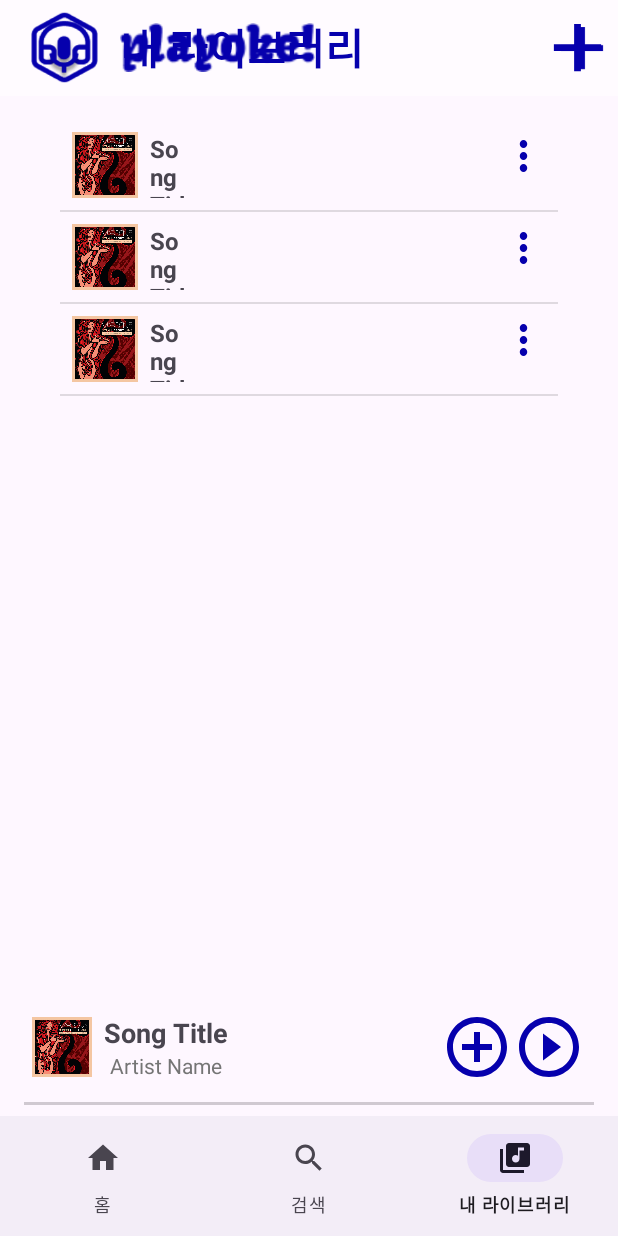
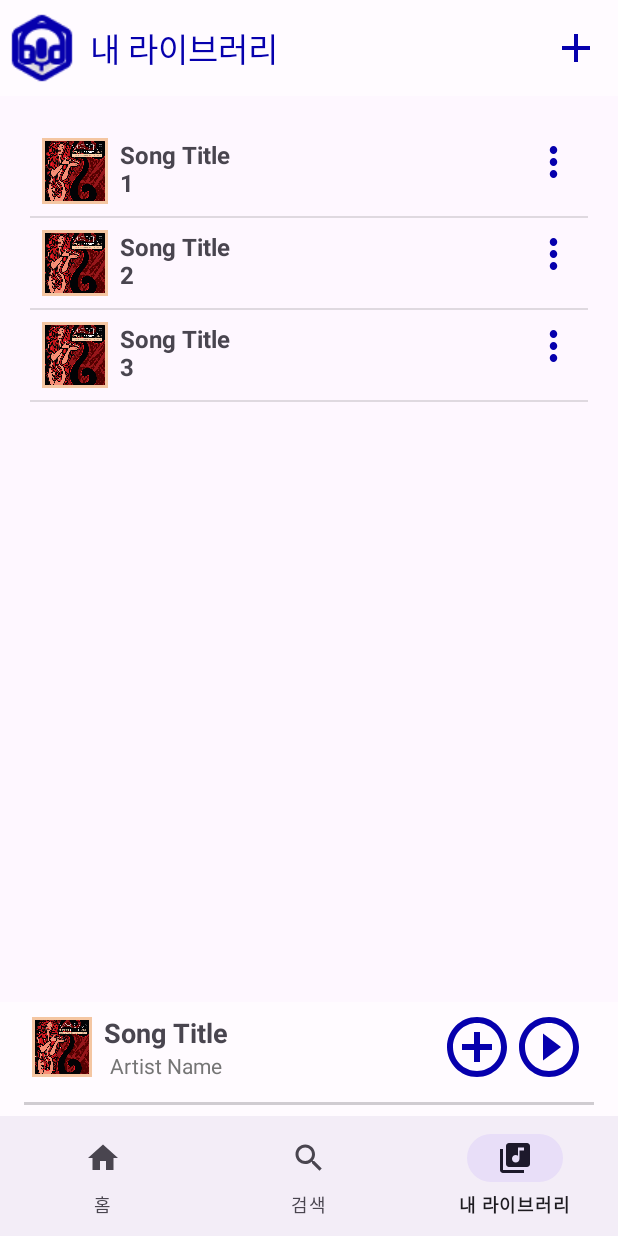
Before and after one commit to jieonHa/Playoke, an Android app: the screen it shows after launch (MainActivity), item 3 of the bottom bar chosen, on a phone screen of 412 x 824 dp. Run offline under Robolectric (Android 15) with nearby library versions, the light colour scheme and no system bars; 2 statements that could not run were skipped.

Commit message:
[FIX] 툴바 설정 및 연동

```diff
--- a/app/src/main/java/com/example/playoke/HomeFragment.kt
+++ b/app/src/main/java/com/example/playoke/HomeFragment.kt
@@ -1,13 +1,25 @@
 package com.example.playoke
 
+import android.content.Intent
 import android.os.Bundle
+import android.view.Gravity
 import androidx.fragment.app.Fragment
 import android.view.LayoutInflater
+import android.view.Menu
+import android.view.MenuInflater
+import android.view.MenuItem
 import android.view.View
 import android.view.ViewGroup
+import android.widget.ImageView
+import android.widget.LinearLayout
+import android.widget.Toast
+import androidx.appcompat.app.AppCompatActivity
+import androidx.appcompat.widget.Toolbar
 import androidx.drawerlayout.widget.DrawerLayout
+import com.example.playoke.databinding.FragmentHomeBinding
+import com.example.playoke.databinding.FragmentLibraryBinding
+import com.google.android.material.appbar.MaterialToolbar
 
-// TODO: Rename parameter arguments, choose names that match
 // the fragment initialization parameters, e.g. ARG_ITEM_NUMBER
 private const val ARG_PARAM1 = "param1"
 private const val ARG_PARAM2 = "param2"
@@ -18,9 +30,10 @@ private const val ARG_PARAM2 = "param2"
  * create an instance of this fragment.
  */
 class HomeFragment : Fragment() {
-    // TODO: Rename and change types of parameters
     private var param1: String? = null
     private var param2: String? = null
+    lateinit var binding: FragmentHomeBinding
+    private lateinit var drawerLayout: DrawerLayout
 
     override fun onCreate(savedInstanceState: Bundle?) {
         super.onCreate(savedInstanceState)
@@ -35,7 +48,34 @@ class HomeFragment : Fragment() {
         savedInstanceState: Bundle?
     ): View? {
         // Inflate the layout for this fragment
-        return inflater.inflate(R.layout.fragment_home, container, false)
+        // FragmentLibraryBinding을 사용하여 바인딩 초기화
+        binding = FragmentHomeBinding.inflate(inflater, container, false)
+        drawerLayout = requireActivity().findViewById(R.id.drawer_layout)
+
+        // 툴바 설정
+        val toolbar: MaterialToolbar = binding.homeToolbar
+        (activity as AppCompatActivity).setSupportActionBar(toolbar)
+
+        // 로고 이미지 클릭 시 이벤트 처리: 드로어
+        toolbar.setNavigationOnClickListener {
+            drawerLayout.openDrawer(Gravity.LEFT)
+        }
+
+        // 메뉴 클릭 리스너 설정 (메뉴 아이템 클릭 시 이벤트 처리)
+        toolbar.setOnMenuItemClickListener { menuItem ->
+            when (menuItem.itemId) {
+                R.id.mainMenuAdd -> {
+                    val intent = Intent(context, AddToPlaylistActivity::class.java)
+                    startActivity(intent)
+                    true
+                }
+                else -> false
+            }
+        }
+
+        setHasOptionsMenu(true)
+
+        return binding.root
     }
 
     companion object {
@@ -47,7 +87,6 @@ class HomeFragment : Fragment() {
          * @param param2 Parameter 2.
          * @return A new instance of fragment HomeFragment.
          */
-        // TODO: Rename and change types and number of parameters
         @JvmStatic
         fun newInstance(param1: String, param2: String) =
             HomeFragment().apply {
@@ -57,4 +96,8 @@ class HomeFragment : Fragment() {
                 }
             }
     }
+    override fun onCreateOptionsMenu(menu: Menu, inflater: MenuInflater) {
+        super.onCreateOptionsMenu(menu, inflater)
+        inflater.inflate(R.menu.menu_main, menu)
+    }
 }
--- a/app/src/main/java/com/example/playoke/LibraryFragment.kt
+++ b/app/src/main/java/com/example/playoke/LibraryFragment.kt
@@ -1,16 +1,28 @@
 package com.example.playoke
 
+import android.content.Intent
 import android.os.Bundle
+import android.view.Gravity
 import androidx.fragment.app.Fragment
 import androidx.recyclerview.widget.GridLayoutManager
 import androidx.recyclerview.widget.LinearLayoutManager
 import androidx.recyclerview.widget.RecyclerView
 import android.view.LayoutInflater
+import android.view.Menu
+import android.view.MenuInflater
 import android.view.View
 import android.view.ViewGroup
+import android.widget.ImageView
+import android.widget.LinearLayout
+import android.widget.TextView
+import android.widget.Toast
+import androidx.appcompat.app.AppCompatActivity
 import androidx.recyclerview.widget.DividerItemDecoration
 import com.example.playoke.databinding.FragmentLibraryBinding
+import androidx.appcompat.widget.Toolbar
+import androidx.drawerlayout.widget.DrawerLayout
 import com.example.playoke.placeholder.PlaceholderContent
+import com.google.android.material.appbar.MaterialToolbar
 
 
 /**
@@ -20,12 +32,40 @@ class LibraryFragment : Fragment() {
 
     private var columnCount = 1
     lateinit var binding: FragmentLibraryBinding
+    private lateinit var drawerLayout: DrawerLayout
 
     override fun onCreateView(
         inflater: LayoutInflater, container: ViewGroup?,
         savedInstanceState: Bundle?
     ): View? {
+        // Inflate the layout for this fragment
+        // FragmentLibraryBinding을 사용하여 바인딩 초기화
         binding = FragmentLibraryBinding.inflate(inflater, container, false)
+        drawerLayout = requireActivity().findViewById(R.id.drawer_layout)
+
+        // 툴바 설정
+        val toolbar: MaterialToolbar = binding.libraryToolbar
+        (activity as AppCompatActivity).setSupportActionBar(toolbar)
+
+        // 로고 이미지 클릭 시 이벤트 처리: 드로어
+        toolbar.setNavigationOnClickListener {
+            drawerLayout.openDrawer(Gravity.LEFT)
+        }
+
+        // 메뉴 클릭 리스너 설정 (메뉴 아이템 클릭 시 이벤트 처리)
+        toolbar.setOnMenuItemClickListener { menuItem ->
+            when (menuItem.itemId) {
+                R.id.mainMenuAdd -> {
+                    val intent = Intent(context, AddToPlaylistActivity::class.java)
+                    startActivity(intent)
+                    true
+                }
+                else -> false
+            }
+        }
+
+        setHasOptionsMenu(true)
+
         return binding.root
     }
 
@@ -58,6 +98,10 @@ class LibraryFragment : Fragment() {
                 }
             }
     }
+    override fun onCreateOptionsMenu(menu: Menu, inflater: MenuInflater) {
+        super.onCreateOptionsMenu(menu, inflater)
+        inflater.inflate(R.menu.menu_main, menu)
+    }
 }
 
 data class Song(val title: String, val numberOfSongs: Int, val coverImageResId: Int)
--- a/app/src/main/java/com/example/playoke/MainActivity.kt
+++ b/app/src/main/java/com/example/playoke/MainActivity.kt
@@ -8,6 +8,10 @@ import android.os.Bundle
 import android.os.Handler
 import android.os.IBinder
 import android.os.Looper
+import android.view.Gravity
+import android.view.MenuItem
+import android.widget.ImageView
+import android.widget.LinearLayout
 import android.widget.SeekBar
 import androidx.appcompat.app.ActionBarDrawerToggle
 import androidx.appcompat.app.AppCompatActivity
@@ -26,6 +30,7 @@ class MainActivity : AppCompatActivity() {
     private var musicService: MusicService? = null
     private var isBound = false
     private var handler: Handler? = null
+    private lateinit var drawerLayout: DrawerLayout
 
     private lateinit var binding: ActivityMainBinding
 
@@ -52,7 +57,8 @@ class MainActivity : AppCompatActivity() {
         super.onCreate(savedInstanceState)
         binding = ActivityMainBinding.inflate(layoutInflater)
         setContentView(binding.root)
-        //
+
+        //drawerLayout = findViewById(R.id.drawer_layout)
 
         // 프래그먼트 전환
         setFragment(TAG_HOME, HomeFragment())
@@ -64,24 +70,6 @@ class MainActivity : AppCompatActivity() {
             }
             true
         }
-
-        // 드로어
-        val drawerLayout = findViewById<DrawerLayout>(R.id.drawer_layout)
-        //val navView = findViewById<NavigationView>(R.id.nav_view)
-
-        // ActionBarDrawerToggle 설정 (툴바와 드로어 동기화)
-        val toggle = ActionBarDrawerToggle(
-            this,
-            drawerLayout,
-            R.string.open_drawer,
-            R.string.close_drawer
-        )
-        drawerLayout.addDrawerListener(toggle)
-        toggle.syncState()
-
-        // 툴바가 있을 경우 액션바에 드로어 버튼을 표시하도록 설정
-        supportActionBar?.setDisplayHomeAsUpEnabled(true)
-
 
         // 재생바
         handler = Handler(Looper.getMainLooper())
@@ -150,7 +138,7 @@ class MainActivity : AppCompatActivity() {
         val fragTransaction = manager.beginTransaction()
 
         if (manager.findFragmentByTag(tag) == null){
-            fragTransaction.add(R.id.mainFrameLayout, fragment, tag)
+            fragTransaction.add(R.id.fragmentContainer, fragment, tag)
         }
 
         val home = manager.findFragmentByTag(TAG_HOME)
--- a/app/src/main/java/com/example/playoke/SearchFragment.kt
+++ b/app/src/main/java/com/example/playoke/SearchFragment.kt
@@ -4,6 +4,7 @@ import android.os.Bundle
 import android.view.LayoutInflater
 import android.view.View
 import android.view.ViewGroup
+import androidx.appcompat.app.AppCompatActivity
 import androidx.fragment.app.Fragment
 
 class SearchFragment : Fragment() {
@@ -24,6 +25,14 @@ class SearchFragment : Fragment() {
         return inflater.inflate(R.layout.fragment_search, container, false)
     }
 
+    override fun onResume() {
+        super.onResume()
+
+        // 툴바 숨기기
+        val activity = activity as AppCompatActivity
+        activity.supportActionBar?.hide() // 툴바 숨기기
+    }
+
     companion object {
         @JvmStatic
         fun newInstance(param1: String, param2: String) =
--- a/app/src/main/res/layout/activity_main.xml
+++ b/app/src/main/res/layout/activity_main.xml
@@ -13,14 +13,15 @@
         android:layout_height="match_parent"
         android:orientation="vertical">
 
-        <include
-            android:id="@+id/toolbar_main"
-            layout="@layout/main_toolbar"/>
-
+        <!-- 프래그먼트 컨테이너 -->
         <FrameLayout
-            android:id="@+id/mainFrameLayout"
-            android:layout_width="match_parent"
-            android:layout_height="match_parent" />
+            android:id="@+id/fragmentContainer"
+            android:layout_width="0dp"
+            android:layout_height="0dp"
+            app:layout_constraintTop_toTopOf="parent"
+            app:layout_constraintBottom_toTopOf="@id/songProgressBarContainer"
+            app:layout_constraintStart_toStartOf="parent"
+            app:layout_constraintEnd_toEndOf="parent" />
 
         <!-- 현재 재생 중인 음악 바 -->
         <LinearLayout
@@ -28,7 +29,7 @@
             android:layout_width="match_parent"
             android:layout_height="wrap_content"
             android:orientation="vertical"
-            android:backgroundTint="@color/baby_purple"
+            android:background="@color/baby_purple"
             app:layout_constraintBottom_toTopOf="@id/bottomNavigationView">
 
             <LinearLayout
@@ -111,12 +112,12 @@
 
     </androidx.constraintlayout.widget.ConstraintLayout>
 
-<!--    &lt;!&ndash; 드로어 네비게이션 뷰 &ndash;&gt;-->
-<!--    <com.google.android.material.navigation.NavigationView-->
-<!--    android:id="@+id/nav_view"-->
-<!--    android:layout_width="wrap_content"-->
-<!--    android:layout_height="match_parent"-->
-<!--    app:headerLayout="@layout/navigation_header"-->
-<!--    app:menu="@menu/drawer_menu" />-->
+    <com.google.android.material.navigation.NavigationView
+        android:id="@+id/nav_view"
+        android:layout_width="wrap_content"
+        android:layout_height="match_parent"
+        android:layout_gravity="start"
+        app:headerLayout="@layout/navigation_header"
+        app:menu="@menu/drawer_menu" />
 
 </androidx.drawerlayout.widget.DrawerLayout>
--- a/app/src/main/res/layout/fragment_home.xml
+++ b/app/src/main/res/layout/fragment_home.xml
@@ -6,6 +6,16 @@
     android:layout_width="match_parent"
     android:layout_height="match_parent"
     android:orientation="vertical">
+
+    <com.google.android.material.appbar.MaterialToolbar
+        android:id="@+id/homeToolbar"
+        android:background="?android:attr/colorPrimary"
+        android:layout_width="match_parent"
+        android:layout_height="wrap_content"
+        app:menu="@menu/menu_main"
+        app:navigationIcon="@drawable/miniminilogo"
+        app:title="Playoke!"
+        app:titleTextColor="@color/blue"/>
 
     <!-- 추천 앨범/플레이리스트 섹션 수정 필요-->
     <androidx.recyclerview.widget.RecyclerView
--- a/app/src/main/res/layout/fragment_library.xml
+++ b/app/src/main/res/layout/fragment_library.xml
@@ -10,44 +10,15 @@
     android:layout_height="match_parent"
     android:orientation="vertical">
 
-    <!-- 상단 앱바 -->
-    <androidx.appcompat.widget.Toolbar
-        android:id="@+id/toolbar2"
+    <com.google.android.material.appbar.MaterialToolbar
+        android:id="@+id/libraryToolbar"
+        android:background="?android:attr/colorPrimary"
         android:layout_width="match_parent"
         android:layout_height="wrap_content"
-        android:title="Playoke!"
-        app:titleTextColor="@color/blue">
-
-        <!-- 로고 이미지 -->
-        <ImageView
-            android:id="@+id/toolbarLogo"
-            android:layout_width="54dp"
-            android:layout_height="54dp"
-            android:src="@drawable/minilogo"
-            android:contentDescription="App Logo"
-            android:layout_gravity="start" />
-
-        <!-- 앱 이름 -->
-        <TextView
-            android:id="@+id/toolbarAppName"
-            android:layout_width="wrap_content"
-            android:layout_height="wrap_content"
-            android:text="내 라이브러리"
-            android:textColor="@color/blue"
-            android:textSize="28sp"
-            android:textStyle="bold"
-            android:layout_gravity="start"
-            android:padding="10dp"
-            android:layout_marginStart="8dp" />
-
-        <androidx.appcompat.widget.AppCompatButton
-            android:id="@+id/toolbarImageButton"
-            android:layout_width="48dp"
-            android:layout_height="48dp"
-            android:background="@drawable/baseline_add_36"
-            android:padding="16dp"
-            android:layout_gravity="end" />
-    </androidx.appcompat.widget.Toolbar>
+        app:menu="@menu/menu_main"
+        app:navigationIcon="@drawable/miniminilogo"
+        app:title="내 라이브러리"
+        app:titleTextColor="@color/blue"/>
 
     <!-- 리사이클러뷰 -->
     <androidx.recyclerview.widget.RecyclerView
@@ -55,9 +26,7 @@
         android:layout_width="match_parent"
         android:layout_height="0dp"
         android:layout_weight="1"
-        android:layout_marginTop="16dp"
-        android:layout_marginRight="40dp"
-        android:layout_marginLeft="40dp"
+        android:padding="20dp"
         android:scrollbars="vertical"/>
 
 </LinearLayout>
--- /dev/null
+++ b/app/src/main/res/menu/menu_main.xml
@@ -0,0 +1,9 @@
+<?xml version="1.0" encoding="utf-8"?>
+<menu xmlns:android="http://schemas.android.com/apk/res/android"
+    xmlns:app="http://schemas.android.com/apk/res-auto">
+    <item
+        android:id="@+id/mainMenuAdd"
+        android:title="Add"
+        android:icon="@drawable/baseline_add_36"
+        app:showAsAction="ifRoom" />
+</menu>
--- a/app/src/main/res/values/colors.xml
+++ b/app/src/main/res/values/colors.xml
@@ -1,9 +1,8 @@
 <?xml version="1.0" encoding="utf-8"?>
 <resources>
-    <color name="black">#FF000000</color>
-    <color name="white">#FFFFFFFF</color>
+    <color name="black">#000000</color>
+    <color name="white">#FFFFFF</color>
     <color name="blue">#0600AD</color>
     <color name="dark_grey">#49454f</color>
-    <color name="baby_purple">#FEF7FF</color>
-
+    <color name="baby_purple">@android:color/system_accent3_10</color>
 </resources>
--- a/app/src/main/res/values/styles.xml
+++ b/app/src/main/res/values/styles.xml
@@ -4,5 +4,4 @@
         <item name="cornerFamily">rounded</item>
         <item name="cornerSize">50%</item> <!-- Makes it fully circular -->
     </style>
-
 </resources>
--- a/app/src/main/res/values/themes.xml
+++ b/app/src/main/res/values/themes.xml
@@ -1,14 +1,14 @@
 <resources xmlns:tools="http://schemas.android.com/tools">
     <!-- Base application theme. -->
     <style name="Base.Theme.Playoke" parent="Theme.Material3.DayNight.NoActionBar">
-        <item name="colorPrimary">@android:color/system_accent3_10</item>
+        <item name="colorPrimary">@color/baby_purple</item>
         <item name="colorOnPrimary">@color/blue</item>
-        <item name="android:statusBarColor">@android:color/system_accent3_10</item>
-        <item name="android:navigationBarColor">@android:color/system_accent3_10</item>
+        <item name="android:statusBarColor">@color/baby_purple</item>
+        <item name="android:navigationBarColor">@color/baby_purple</item>
         <!-- Customize your light theme here. -->
         <!-- <item name="colorPrimary">@color/my_light_primary</item> -->
     </style>
-    <style name="ActionBar.Theme.Playoke" parent="Theme.MaterialComponents.DayNight.DarkActionBar">
+    <style name="ActionBar.Theme.Playoke" parent="Theme.MaterialComponents.DayNight.NoActionBar">
         <item name="windowActionBar">false</item>
         <item name="windowNoTitle">true</item>
         <item name="colorPrimary">@color/white</item>
```
Also changed, not shown: app/src/main/res/drawable/miniminilogo.png (added).
